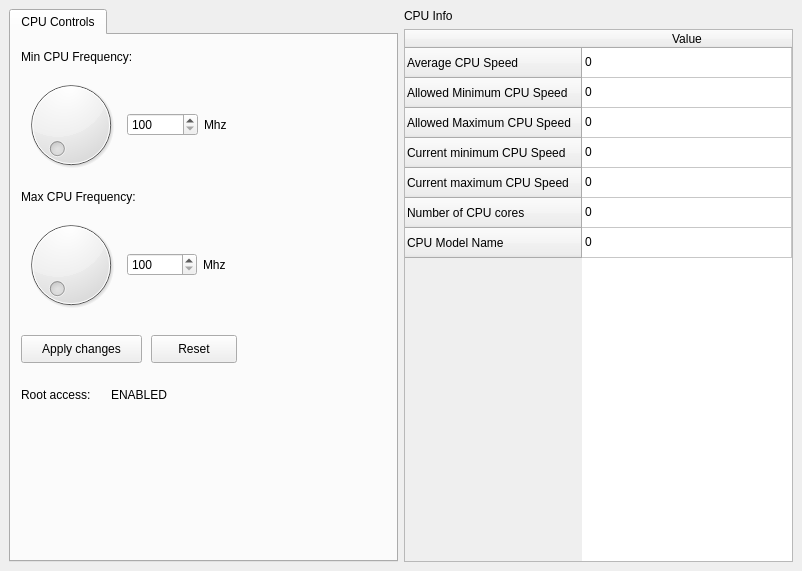
Old version of the form cpuconfig.ui in the repository Shin-Aska/CPUConfig.
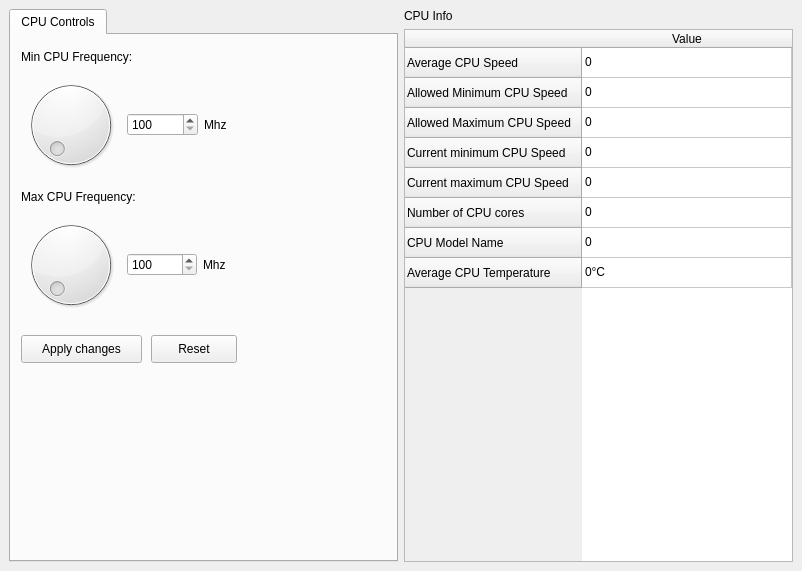
New version of the form.

Commit message: Remove root indicator on UI and added CPU temperature on the CPU Info table

Patch:
```diff
--- a/cpuconfig.ui
+++ b/cpuconfig.ui
@@ -204,32 +204,6 @@
          <string>Reset</string>
         </property>
        </widget>
-       <widget class="QLabel" name="rootAccess">
-        <property name="geometry">
-         <rect>
-          <x>100</x>
-          <y>350</y>
-          <width>111</width>
-          <height>20</height>
-         </rect>
-        </property>
-        <property name="text">
-         <string>ENABLED</string>
-        </property>
-       </widget>
-       <widget class="QLabel" name="label_6">
-        <property name="geometry">
-         <rect>
-          <x>10</x>
-          <y>350</y>
-          <width>91</width>
-          <height>20</height>
-         </rect>
-        </property>
-        <property name="text">
-         <string>Root access:</string>
-        </property>
-       </widget>
       </widget>
      </widget>
     </item>
@@ -291,6 +265,11 @@
           <string>CPU Model Name</string>
          </property>
         </row>
+        <row>
+         <property name="text">
+          <string>Average CPU Temperature</string>
+         </property>
+        </row>
         <column>
          <property name="text">
           <string>Value</string>
@@ -331,6 +310,11 @@
           <string>0</string>
          </property>
         </item>
+        <item row="7" column="0">
+         <property name="text">
+          <string>0°C</string>
+         </property>
+        </item>
        </widget>
       </item>
      </layout>
```
Left out of the diff: 2 changed lines with no effect on the pictures.
